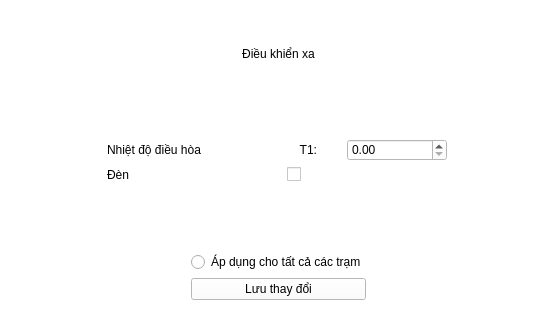
Qt form ui designer/main.ui (dangcute99/De-tai-2024) before a commit; both pictures show x 903 to 1454 and y 249 to 569 of the 1454 by 807 pixel window.
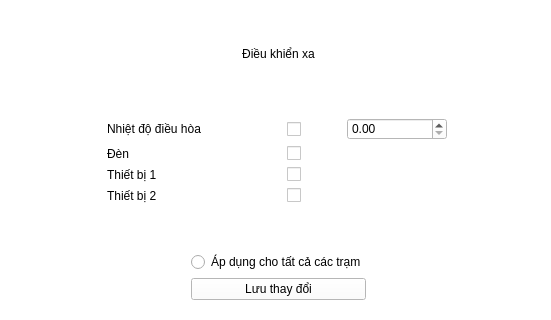
The same form after that commit. The open tabs and pages were chosen to show the change. Icons and pictures are not drawn.

Diff of the .ui file:
```diff
--- a/ui designer/main.ui
+++ b/ui designer/main.ui
@@ -3123,17 +3123,30 @@
                    </property>
                   </widget>
                  </item>
-                 <item row="1" column="1">
-                  <widget class="QLabel" name="label_67">
+                 <item row="5" column="0">
+                  <widget class="QLabel" name="label_68">
+                   <property name="maximumSize">
+                    <size>
+                     <width>16777215</width>
+                     <height>50</height>
+                    </size>
+                   </property>
                    <property name="text">
-                    <string>T1:</string>
+                    <string>Thiết bị 1</string>
                    </property>
-                   <property name="alignment">
-                    <set>Qt::AlignRight|Qt::AlignTrailing|Qt::AlignVCenter</set>
+                  </widget>
+                 </item>
+                 <item row="5" column="1">
+                  <widget class="QCheckBox" name="checkBox_2">
+                   <property name="maximumSize">
+                    <size>
+                     <width>30</width>
+                     <height>30</height>
+                    </size>
                    </property>
                   </widget>
                  </item>
-                 <item row="4" column="0">
+                 <item row="7" column="0">
                   <spacer name="verticalSpacer_4">
                    <property name="orientation">
                     <enum>Qt::Vertical</enum>
@@ -3188,6 +3201,232 @@
                    </property>
                   </widget>
                  </item>
+                 <item row="3" column="1">
+                  <widget class="QCheckBox" name="checkBox">
+                   <property name="maximumSize">
+                    <size>
+                     <width>30</width>
+                     <height>30</height>
+                    </size>
+                   </property>
+                   <property name="styleSheet">
+                    <string notr="true">
+            QCheckBox: {
+                &quot;spacing&quot;: &quot;7px&quot;,
+                &quot;color&quot;: &quot;#333333&quot;,
+                &quot;padding&quot;: &quot;3px&quot;,
+                &quot;indicator&quot;: {
+                    &quot;width&quot;: &quot;18px&quot;,
+                    &quot;height&quot;: &quot;18px&quot;,
+                    &quot;border&quot;: &quot;2px solid #999999&quot;,
+                    &quot;border-radius&quot;: &quot;3px&quot;,
+                    &quot;background-color&quot;: &quot;white&quot;,
+                    &quot;image-position&quot;: &quot;center center&quot;,
+                    &quot;hover&quot;: {
+                        &quot;border-color&quot;: &quot;#0078D7&quot;
+                    }
+                },
+                &quot;checked&quot;: {
+                    &quot;indicator&quot;: {
+                        &quot;background-color&quot;: &quot;#0078D7&quot;,
+                        &quot;border-color&quot;: &quot;#0078D7&quot;
+                    }
+                },
+                &quot;unchecked&quot;: {
+                    &quot;indicator&quot;: {
+                        &quot;background-color&quot;: &quot;white&quot;
+                    }
+                },
+                &quot;indeterminate&quot;: {
+                    &quot;indicator&quot;: {
+                        &quot;background-color&quot;: &quot;#f0f0f0&quot;
+                    }
+                },
+                &quot;disabled&quot;: {
+                    &quot;color&quot;: &quot;#999999&quot;,
+                    &quot;indicator&quot;: {
+                        &quot;border-color&quot;: &quot;#cccccc&quot;,
+                        &quot;background-color&quot;: &quot;#f0f0f0&quot;
+                    }
+                },
+                &quot;focus&quot;: {
+                    &quot;indicator&quot;: {
+                        &quot;border-color&quot;: &quot;#0078D7&quot;
+                    }
+                },
+                &quot;hover&quot;: {
+                    &quot;color&quot;: &quot;#000000&quot;
+                },
+                &quot;pressed&quot;: {
+                    &quot;indicator&quot;: {
+                        &quot;border-color&quot;: &quot;#005a9e&quot;,
+                        &quot;background-color&quot;: &quot;#e5f3ff&quot;
+                    }
+                }
+            }
+    
+  </string>
+                   </property>
+                   <property name="text">
+                    <string/>
+                   </property>
+                  </widget>
+                 </item>
+                 <item row="6" column="0">
+                  <widget class="QLabel" name="label_69">
+                   <property name="maximumSize">
+                    <size>
+                     <width>16777215</width>
+                     <height>50</height>
+                    </size>
+                   </property>
+                   <property name="text">
+                    <string>Thiết bị 2</string>
+                   </property>
+                  </widget>
+                 </item>
+                 <item row="6" column="1">
+                  <widget class="QCheckBox" name="checkBox_3">
+                   <property name="maximumSize">
+                    <size>
+                     <width>30</width>
+                     <height>30</height>
+                    </size>
+                   </property>
+                   <property name="styleSheet">
+                    <string notr="true">
+            QCheckBox: {
+                &quot;spacing&quot;: &quot;7px&quot;,
+                &quot;color&quot;: &quot;#333333&quot;,
+                &quot;padding&quot;: &quot;3px&quot;,
+                &quot;indicator&quot;: {
+                    &quot;width&quot;: &quot;18px&quot;,
+                    &quot;height&quot;: &quot;18px&quot;,
+                    &quot;border&quot;: &quot;2px solid #999999&quot;,
+                    &quot;border-radius&quot;: &quot;3px&quot;,
+                    &quot;background-color&quot;: &quot;white&quot;,
+                    &quot;image-position&quot;: &quot;center center&quot;,
+                    &quot;hover&quot;: {
+                        &quot;border-color&quot;: &quot;#0078D7&quot;
+                    }
+                },
+                &quot;checked&quot;: {
+                    &quot;indicator&quot;: {
+                        &quot;background-color&quot;: &quot;#0078D7&quot;,
+                        &quot;border-color&quot;: &quot;#0078D7&quot;
+                    }
+                },
+                &quot;unchecked&quot;: {
+                    &quot;indicator&quot;: {
+                        &quot;background-color&quot;: &quot;white&quot;
+                    }
+                },
+                &quot;indeterminate&quot;: {
+                    &quot;indicator&quot;: {
+                        &quot;background-color&quot;: &quot;#f0f0f0&quot;
+                    }
+                },
+                &quot;disabled&quot;: {
+                    &quot;color&quot;: &quot;#999999&quot;,
+                    &quot;indicator&quot;: {
+                        &quot;border-color&quot;: &quot;#cccccc&quot;,
+                        &quot;background-color&quot;: &quot;#f0f0f0&quot;
+                    }
+                },
+                &quot;focus&quot;: {
+                    &quot;indicator&quot;: {
+                        &quot;border-color&quot;: &quot;#0078D7&quot;
+                    }
+                },
+                &quot;hover&quot;: {
+                    &quot;color&quot;: &quot;#000000&quot;
+                },
+                &quot;pressed&quot;: {
+                    &quot;indicator&quot;: {
+                        &quot;border-color&quot;: &quot;#005a9e&quot;,
+                        &quot;background-color&quot;: &quot;#e5f3ff&quot;
+                    }
+                }
+            }
+    
+  </string>
+                   </property>
+                   <property name="text">
+                    <string/>
+                   </property>
+                  </widget>
+                 </item>
+                 <item row="1" column="1">
+                  <widget class="QCheckBox" name="checkBox_4">
+                   <property name="maximumSize">
+                    <size>
+                     <width>30</width>
+                     <height>30</height>
+                    </size>
+                   </property>
+                   <property name="styleSheet">
+                    <string notr="true">
+            QCheckBox: {
+                &quot;spacing&quot;: &quot;7px&quot;,
+                &quot;color&quot;: &quot;#333333&quot;,
+                &quot;padding&quot;: &quot;3px&quot;,
+                &quot;indicator&quot;: {
+                    &quot;width&quot;: &quot;18px&quot;,
+                    &quot;height&quot;: &quot;18px&quot;,
+                    &quot;border&quot;: &quot;2px solid #999999&quot;,
+                    &quot;border-radius&quot;: &quot;3px&quot;,
+                    &quot;background-color&quot;: &quot;white&quot;,
+                    &quot;image-position&quot;: &quot;center center&quot;,
+                    &quot;hover&quot;: {
+                        &quot;border-color&quot;: &quot;#0078D7&quot;
+                    }
+                },
+                &quot;checked&quot;: {
+                    &quot;indicator&quot;: {
+                        &quot;background-color&quot;: &quot;#0078D7&quot;,
+                        &quot;border-color&quot;: &quot;#0078D7&quot;
+                    }
+                },
+                &quot;unchecked&quot;: {
+                    &quot;indicator&quot;: {
+                        &quot;background-color&quot;: &quot;white&quot;
+                    }
+                },
+                &quot;indeterminate&quot;: {
+                    &quot;indicator&quot;: {
+                        &quot;background-color&quot;: &quot;#f0f0f0&quot;
+                    }
+                },
+                &quot;disabled&quot;: {
+                    &quot;color&quot;: &quot;#999999&quot;,
+                    &quot;indicator&quot;: {
+                        &quot;border-color&quot;: &quot;#cccccc&quot;,
+                        &quot;background-color&quot;: &quot;#f0f0f0&quot;
+                    }
+                },
+                &quot;focus&quot;: {
+                    &quot;indicator&quot;: {
+                        &quot;border-color&quot;: &quot;#0078D7&quot;
+                    }
+                },
+                &quot;hover&quot;: {
+                    &quot;color&quot;: &quot;#000000&quot;
+                },
+                &quot;pressed&quot;: {
+                    &quot;indicator&quot;: {
+                        &quot;border-color&quot;: &quot;#005a9e&quot;,
+                        &quot;background-color&quot;: &quot;#e5f3ff&quot;
+                    }
+                }
+            }
+    
+  </string>
+                   </property>
+                   <property name="text">
+                    <string/>
+                   </property>
+                  </widget>
+                 </item>
                 </layout>
                </item>
                <item>
```
Left out of the diff: 293 changed lines with no effect on the pictures.
